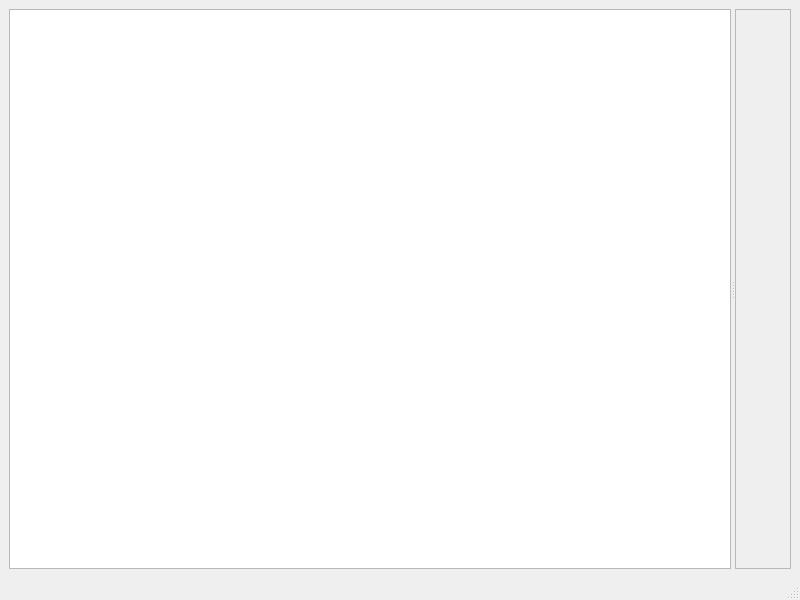
Before: the Qt Designer form src/ui/mainwindow.ui in NiHab/py-jr, drawn with Qt 5.
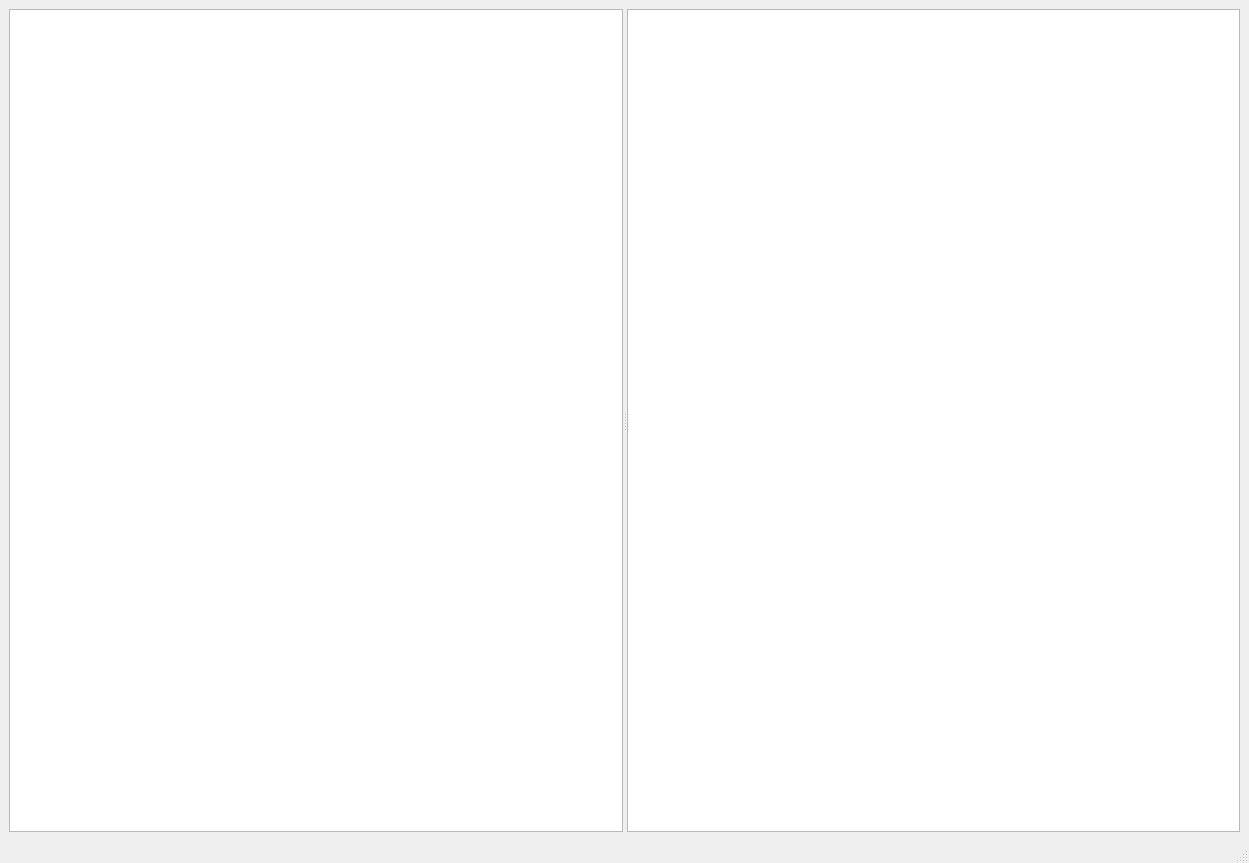
After: the same form once the commit is applied.

Commit message: Lookup class, results now grouped

Diff of the .ui file:
```diff
--- a/src/ui/mainwindow.ui
+++ b/src/ui/mainwindow.ui
@@ -6,8 +6,8 @@
    <rect>
     <x>0</x>
     <y>0</y>
-    <width>800</width>
-    <height>600</height>
+    <width>1249</width>
+    <height>863</height>
    </rect>
   </property>
   <property name="windowTitle">
@@ -21,15 +21,7 @@
        <enum>Qt::Horizontal</enum>
       </property>
       <widget class="QTextEdit" name="textInput"/>
-      <widget class="QFrame" name="frameInfo">
-       <property name="frameShape">
-        <enum>QFrame::StyledPanel</enum>
-       </property>
-       <property name="frameShadow">
-        <enum>QFrame::Raised</enum>
-       </property>
-       <layout class="QVBoxLayout" name="verticalLayout_2"/>
-      </widget>
+      <widget class="QTextBrowser" name="textBrowser"/>
      </widget>
     </item>
    </layout>
```
Left out of the diff: 2 changed lines with no effect on the pictures. The commit also changes 8 other files.
